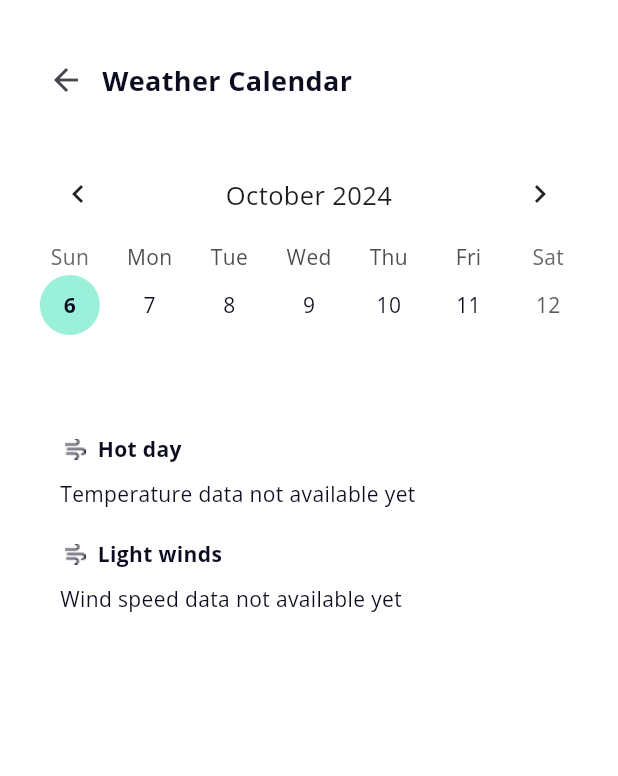
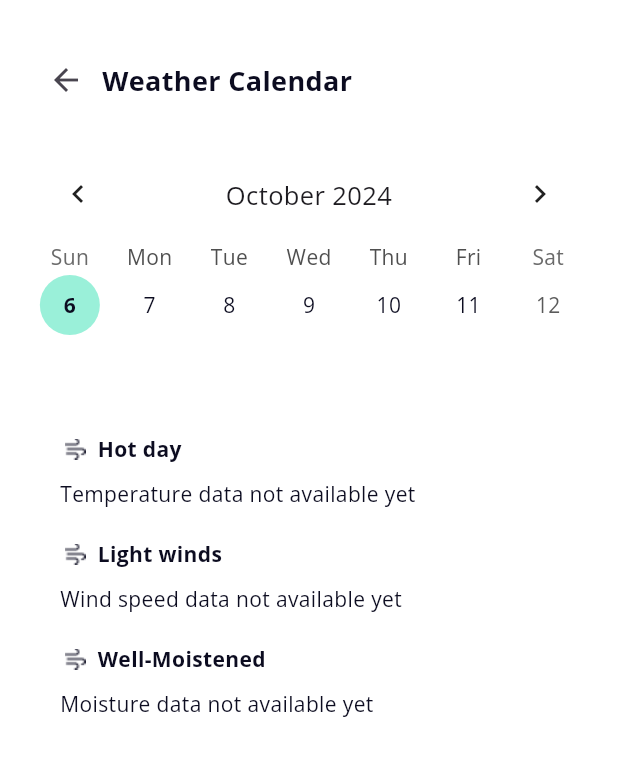
Before and after one commit to Evergrow-NASA/evergrow_mobile_app, a Flutter app: the DetailsDay screen opened directly with empty values, on a phone screen of 412 x 824 dp, the part 151-927 px from its top. Run offline on Flutter 3.47's test engine with Material 3 defaults, Android fonts, the phone set to English and light mode, and no system bars; drawn by our look-alikes of table_calendar; our stand-ins replace font_awesome_flutter, geolocator, google_fonts, google_maps_flutter, location; missing offline and left inert: geocoder2; network calls fail.

Commit message:
feat: Add moisture level average criteria

```diff
--- a/lib/screens/menu/details_day.dart
+++ b/lib/screens/menu/details_day.dart
@@ -63,6 +63,7 @@ class _DetailsDayState extends State<DetailsDay> {
   late CalendarFormat _calendarFormat;
   double? averageTemperature;
   double? averageWindSpeed;
+  double? averageMoisture;
 
   bool isDrought = false;
   bool isRain = false;
@@ -78,6 +79,7 @@ class _DetailsDayState extends State<DetailsDay> {
     _updateRecommendations(widget.selectedDay);
     _fetchTemperatureForSelectedDay(_selectedNewDay);
     _fetchWindVelocityForSelectedDay(_selectedNewDay);
+    _fetchMoistureForSelectedDay(_selectedNewDay);
   }
 
   Future<void> _fetchTemperatureForSelectedDay(DateTime selectedDay) async {
@@ -117,6 +119,23 @@ class _DetailsDayState extends State<DetailsDay> {
       });
     } catch (error) {
       print('Error fetching wind velocity: $error');
+    }
+  }
+
+  Future<void> _fetchMoistureForSelectedDay(DateTime selectedDay) async {
+    WeatherService weatherService = WeatherService();
+    try {
+      String formattedDate =
+          '${selectedDay.year}-${selectedDay.month.toString().padLeft(2, '0')}-${selectedDay.day.toString().padLeft(2, '0')}';
+
+      double moisture = await weatherService.fetchAverageMoisture(
+          widget.latitude, widget.longitude, formattedDate);
+
+      setState(() {
+        averageMoisture = moisture;
+      });
+    } catch (error) {
+      print('Error fetching moisture: $error');
     }
   }
 
@@ -169,6 +188,15 @@ class _DetailsDayState extends State<DetailsDay> {
                           ? 'The average wind speed for the day will be ${averageWindSpeed!.toStringAsFixed(2)} km/h'
                           : 'Wind speed data not available yet',
                     ),
+                    const SizedBox(height: 20),
+                    _buildCriteriaInfo(
+                      'assets/icons/strong_winds.png',
+                      'Well-Moistened',
+                      averageMoisture != null
+                          ? 'The soil is expected to be healthy with a moisture level of ${averageMoisture!.toStringAsFixed(2)}%'
+                          : 'Moisture data not available yet',
+                    ),
+                    const SizedBox(height: 20),
                   ],
                 ),
               ),
```
Also changed, not shown: lib/services/waether_service.dart (+39 -0 lines).
